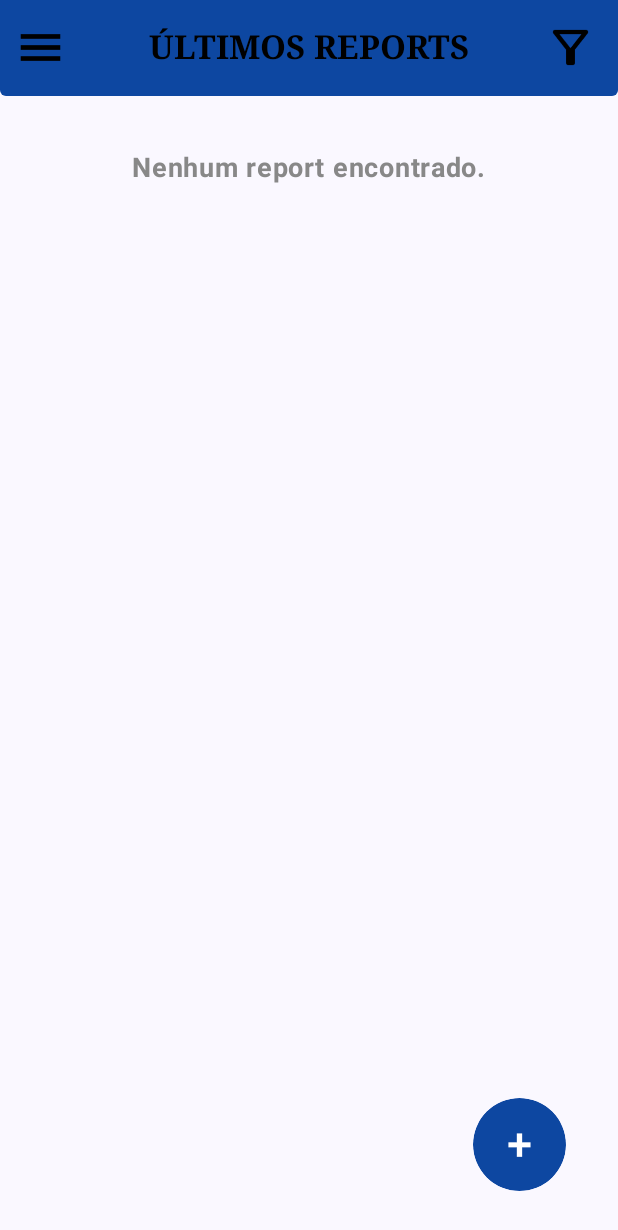
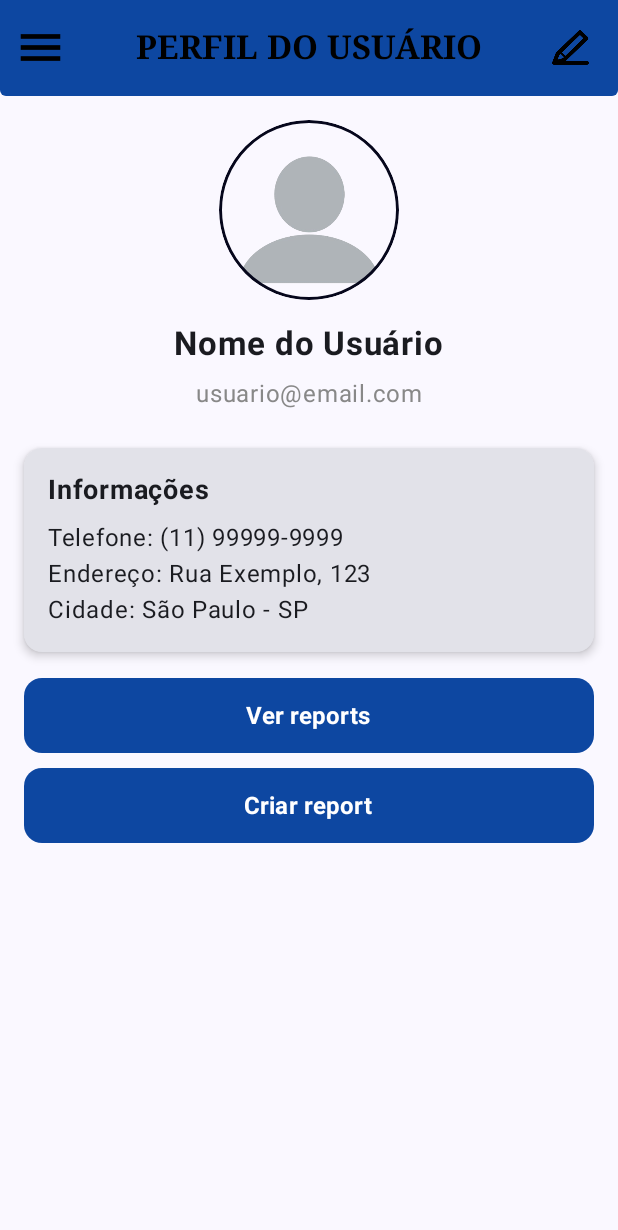
Before and after one commit to I1SWebber/App-FIAP, an Android app built with Jetpack Compose: the screen it shows after launch (MainActivity), after a tap on "Entrar", on a phone screen of 412 x 824 dp. Shown: the top 1230 px of the screen. Run offline under Robolectric (Android 15) with nearby library versions, the phone set to English and light mode, and no system bars.

Commit message:
New Screen

```diff
--- a/app/src/main/java/br/com/fiap/app/MainActivity.kt
+++ b/app/src/main/java/br/com/fiap/app/MainActivity.kt
@@ -21,6 +21,7 @@ import androidx.navigation.compose.NavHost
 import androidx.navigation.compose.composable
 import androidx.navigation.compose.rememberNavController
 import br.com.fiap.app.screens.LoginScreen
+import br.com.fiap.app.screens.ProfileScreen
 import br.com.fiap.app.ui.theme.AppTheme
 import br.com.fiap.app.screens.RegisterScreen
 
@@ -46,6 +47,7 @@ class MainActivity : ComponentActivity() {
                         composable(route = "register") { RegisterScreen(navController) }
                         composable(route = "reports") { ReportScreen(navController) }
                         composable(route = "create_report") { CreateReportScreen(navController) }
+                        composable(route = "profile") { ProfileScreen(navController) }
                     }
 
                 }
--- a/app/src/main/java/br/com/fiap/app/screens/LoginScreen.kt
+++ b/app/src/main/java/br/com/fiap/app/screens/LoginScreen.kt
@@ -66,7 +66,7 @@ fun LoginScreen(navController: NavController) {
         Spacer(modifier = Modifier.height(16.dp))
 
         Button(
-            onClick = { navController.navigate("reports") },
+            onClick = { navController.navigate("profile") },
             modifier = Modifier.fillMaxWidth(),
             colors = ButtonDefaults.buttonColors(containerColor = Orange),
             shape = RoundedCornerShape(12.dp)
--- /dev/null
+++ b/app/src/main/java/br/com/fiap/app/screens/ProfileScreen.kt
@@ -0,0 +1,167 @@
+package br.com.fiap.app.screens
+
+import android.widget.Space
+import androidx.compose.foundation.Image
+import androidx.compose.foundation.border
+import androidx.compose.foundation.layout.Column
+import androidx.compose.foundation.layout.Spacer
+import androidx.compose.foundation.layout.fillMaxSize
+import androidx.compose.foundation.layout.fillMaxWidth
+import androidx.compose.foundation.layout.height
+import androidx.compose.foundation.layout.offset
+import androidx.compose.foundation.layout.padding
+import androidx.compose.foundation.layout.size
+import androidx.compose.foundation.shape.CircleShape
+import androidx.compose.foundation.shape.RoundedCornerShape
+import androidx.compose.material3.Button
+import androidx.compose.material3.ButtonDefaults.buttonColors
+import androidx.compose.material3.Card
+import androidx.compose.material3.CardDefaults
+import androidx.compose.material3.ExperimentalMaterial3Api
+import androidx.compose.material3.Icon
+import androidx.compose.material3.Scaffold
+import androidx.compose.material3.Text
+import androidx.compose.material3.TopAppBar
+import androidx.compose.material3.TopAppBarDefaults
+import androidx.compose.runtime.Composable
+import androidx.compose.ui.Alignment
+import androidx.compose.ui.Modifier
+import androidx.compose.ui.draw.clip
+import androidx.compose.ui.graphics.Color
+import androidx.compose.ui.res.painterResource
+import androidx.compose.ui.text.font.FontFamily
+import androidx.compose.ui.text.font.FontWeight
+import androidx.compose.ui.text.style.TextAlign
+import androidx.compose.ui.unit.dp
+import androidx.compose.ui.unit.sp
+import androidx.navigation.NavController
+import br.com.fiap.app.R
+
+@OptIn(ExperimentalMaterial3Api::class)
+@Composable
+fun ProfileScreen(navController: NavController) {
+    Scaffold(
+        topBar = {
+            TopAppBar(
+                title = {
+                    Text(
+                        text = "PERFIL DO USUÁRIO",
+                        textAlign = TextAlign.Center,
+                        fontWeight = FontWeight.Bold,
+                        fontFamily = FontFamily.Serif,
+                        modifier = Modifier.fillMaxWidth(),
+                        color = Color.Black
+                    )
+                },
+                navigationIcon = {
+                    Icon(
+                        painter = painterResource(id = R.drawable.menu),
+                        contentDescription = "menu sanduíche",
+                        modifier = Modifier
+                            .size(35.dp)
+                            .offset(x = 5.dp),
+                        tint = Color.Black
+                    )
+                },
+                actions = {
+                    Icon(
+                        painter = painterResource(id = R.drawable.edit),
+                        contentDescription = "editar perfil",
+                        modifier = Modifier
+                            .size(35.dp)
+                            .offset(x = (-10).dp),
+                        tint = Color.Black
+                    )
+                },
+                colors = TopAppBarDefaults.topAppBarColors(containerColor = Color(0xFF0D47A1)),
+                modifier = Modifier
+                    .clip(shape = RoundedCornerShape(bottomStart = 4.dp, bottomEnd = 4.dp))
+            )
+        }
+    ) { innerPadding ->
+        Column(
+            modifier = Modifier
+                .fillMaxSize()
+                .padding(innerPadding)
+                .padding(16.dp),
+            horizontalAlignment = Alignment.CenterHorizontally
+        ) {
+            Image(
+                painter = painterResource(id = R.drawable.profile),
+                contentDescription = "Foto do perfil",
+                modifier = Modifier
+                    .size(120.dp)
+                    .clip(CircleShape)
+                    .border(2.dp, Color(0xFF06071C), CircleShape)
+            )
+
+            Spacer(modifier = Modifier.height(16.dp))
+
+            Text(
+                text = "Nome do Usuário",
+                fontSize = 22.sp,
+                fontWeight = FontWeight.Bold
+            )
+
+            Spacer(modifier = Modifier.height(8.dp))
+
+            Text(
+                text = "usuario@email.com",
+                fontSize = 16.sp,
+                color = Color.Gray
+            )
+
+            Spacer(modifier = Modifier.height(24.dp))
+
+            Card(
+                elevation = CardDefaults.cardElevation(4.dp),
+                modifier = Modifier.fillMaxWidth()
+            ) {
+                Column(modifier = Modifier.padding(16.dp)) {
+                    Text(
+                        text = "Informações",
+                        fontWeight = FontWeight.Bold,
+                        fontSize = 18.sp
+                    )
+                    Spacer(modifier = Modifier.height(8.dp))
+                    Text(text = "Telefone: (11) 99999-9999")
+                    Text(text = "Endereço: Rua Exemplo, 123")
+                    Text(text = "Cidade: São Paulo - SP")
+                }
+            }
+
+            Spacer(modifier = Modifier.height(17.dp))
+
+            Button(
+                onClick = { navController.navigate("reports") },
+                modifier = Modifier
+                    .fillMaxWidth()
+                    .height(50.dp),
+                shape = RoundedCornerShape(12.dp),
+                colors = buttonColors(Color(0xFF0D47A1))
+            ) {
+                Text(text = "Ver reports",
+                    color = Color.White,
+                    fontSize = 16.sp,
+                    fontWeight = FontWeight.Bold)
+            }
+
+            Spacer(modifier = Modifier.height(10.dp))
+
+            Button(
+                onClick = { navController.navigate("create_report") },
+                modifier = Modifier
+                    .fillMaxWidth()
+                    .height(50.dp),
+                shape = RoundedCornerShape(12.dp),
+                colors = buttonColors(Color(0xFF0D47A1))
+            ) {
+                Text(text = "Criar report",
+                    color = Color.White,
+                    fontSize = 16.sp,
+                    fontWeight = FontWeight.Bold)
+            }
+
+        }
+    }
+}
```
Also changed, not shown: app/src/main/res/drawable/edit.png (added), app/src/main/res/drawable/profile.png (added).
